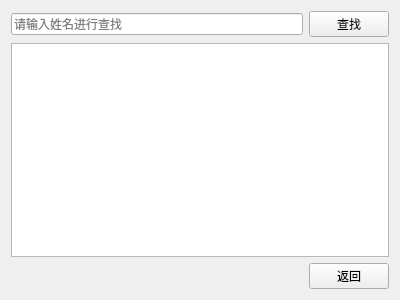
The window that LibraryAndBorrowingManagementSystem/personalinformationview.ui (longyuan56649826/QtCourse) describes before a commit, drawn with Qt 5.
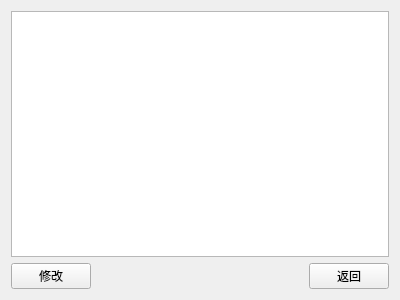
The same window after the commit. Icons and pictures are not drawn.

Commit message: 实现用户查询个人信息，并且实现了当用户或者管理员修改信息时会在修改界面上出现原本信息

The edit to the form file:
```diff
--- a/LibraryAndBorrowingManagementSystem/personalinformationview.ui
+++ b/LibraryAndBorrowingManagementSystem/personalinformationview.ui
@@ -14,21 +14,10 @@
    <string>个人信息界面</string>
   </property>
   <layout class="QGridLayout" name="gridLayout">
-   <item row="0" column="0" colspan="2">
-    <layout class="QVBoxLayout" name="verticalLayout">
-     <item>
-      <layout class="QHBoxLayout" name="horizontalLayout">
-       <item>
-        <widget class="QLineEdit" name="txtSearch">
-         <property name="placeholderText">
-          <string>请输入姓名进行查找</string>
-         </property>
-        </widget>
-       </item>
-       <item>
-        <widget class="QPushButton" name="btSearch">
+   <item row="2" column="0">
+    <widget class="QPushButton" name="btEdit">
          <property name="text">
-          <string>查找</string>
+      <string>修改</string>
          </property>
          <property name="icon">
           <iconset resource="resource.qrc">
@@ -36,14 +25,14 @@
          </property>
         </widget>
        </item>
-      </layout>
-     </item>
-     <item>
-      <widget class="QTableView" name="tableView"/>
-     </item>
-    </layout>
-   </item>
-   <item row="1" column="0">
+   <item row="2" column="2">
+    <widget class="QPushButton" name="btBack">
+     <property name="text">
+      <string>返回</string>
+     </property>
+    </widget>
+   </item>
+   <item row="2" column="1">
     <spacer name="horizontalSpacer">
      <property name="orientation">
       <enum>Qt::Orientation::Horizontal</enum>
@@ -56,12 +45,8 @@
      </property>
     </spacer>
    </item>
-   <item row="1" column="1">
-    <widget class="QPushButton" name="btBack">
-     <property name="text">
-      <string>返回</string>
-     </property>
-    </widget>
+   <item row="1" column="0" colspan="3">
+    <widget class="QTableView" name="tableView"/>
    </item>
   </layout>
  </widget>
```
Left out of the diff: 8 changed lines with no effect on the pictures. Lines whose indentation alone changed are shown as unchanged. The commit also changes 8 other files.
